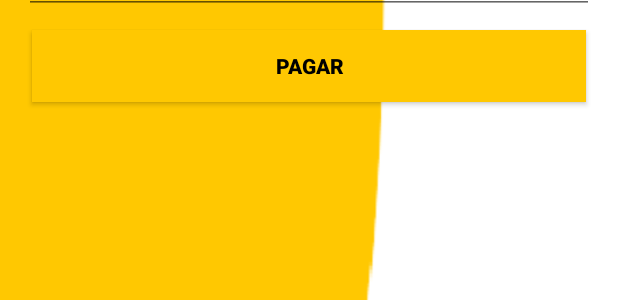
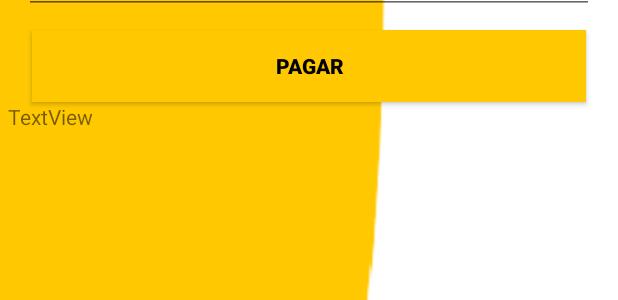
Before and after one commit to danilo95/desafiopracticokotlin2, an Android app: the layout activity_selectcompra.xml on its own in the app's theme, with its tools: preview values and no code run, on a phone screen of 412 x 824 dp. Shown: the part 696-996 px from the top of the screen. Run offline under Robolectric (Android 15) with nearby library versions, the phone set to English and light mode, and no system bars.

```diff
--- a/app/src/main/java/com/example/desafiopractico2/MainActivity.kt
+++ b/app/src/main/java/com/example/desafiopractico2/MainActivity.kt
@@ -20,6 +20,7 @@ class MainActivity : AppCompatActivity() {
         setContentView(binding.root)
         replaceFragmentView(medicamentosFragment()) //aca seteo un fragment por default
 
+        binding.textView7.text="Usuario activo: "+ (firebaseAuth.currentUser?.email ?: "")
         binding.bottonNavigationMenu.setOnItemSelectedListener{
             when(it.itemId){
                 R.id.medicamentosMenuItem -> replaceFragmentView(medicamentosFragment())
--- a/app/src/main/res/layout/activity_selectcompra.xml
+++ b/app/src/main/res/layout/activity_selectcompra.xml
@@ -250,5 +250,11 @@
         android:text="Pagar"
         android:textColor="@color/black"
         android:textStyle="bold" />
-
+    <TextView
+        android:id="@+id/textView7"
+        android:layout_width="wrap_content"
+        android:layout_height="wrap_content"
+        android:layout_marginBottom="40dp"
+        android:text="TextView"
+         />
 </TableLayout>
--- a/app/src/main/res/layout/itemhistorial.xml
+++ b/app/src/main/res/layout/itemhistorial.xml
@@ -1,11 +1,13 @@
 <?xml version="1.0" encoding="utf-8"?>
 <androidx.cardview.widget.CardView xmlns:android="http://schemas.android.com/apk/res/android"
     xmlns:app="http://schemas.android.com/apk/res-auto"
+    xmlns:tools="http://schemas.android.com/tools"
     android:layout_width="match_parent"
     android:layout_height="wrap_content"
     android:layout_margin="16dp"
     app:cardCornerRadius="8dp"
-    app:cardElevation="8dp">
+    app:cardElevation="8dp"
+    tools:ignore="MissingDefaultResource">
 
     <ImageView
         android:layout_width="match_parent"
```
Also changed, not shown: app/src/main/java/com/example/desafiopractico2/selectCompra.kt (+6 -1 lines), app/src/main/res/layout/activity_main.xml (+11 -1 lines).
